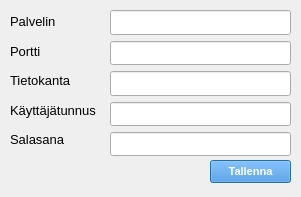
First picture: the form in settingsDialog.ui, repository katalav/Autolainaus, before the edit.
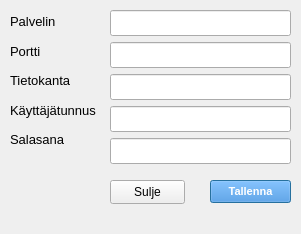
Second picture: the form after the edit. Icons and pictures are not drawn.

Commit message: Settings-dialogin muutokset 10.12

The edit to the form file:
```diff
--- a/settingsDialog.ui
+++ b/settingsDialog.ui
@@ -7,7 +7,7 @@
     <x>0</x>
     <y>0</y>
     <width>301</width>
-    <height>197</height>
+    <height>234</height>
    </rect>
   </property>
   <property name="windowTitle">
@@ -17,7 +17,7 @@
    <property name="geometry">
     <rect>
      <x>210</x>
-     <y>160</y>
+     <y>180</y>
      <width>81</width>
      <height>23</height>
     </rect>
@@ -25,7 +25,6 @@
    <property name="font">
     <font>
      <pointsize>8</pointsize>
-     <weight>75</weight>
      <bold>true</bold>
     </font>
    </property>
@@ -49,7 +48,7 @@
      <x>110</x>
      <y>10</y>
      <width>181</width>
-     <height>146</height>
+     <height>156</height>
     </rect>
    </property>
    <layout class="QVBoxLayout" name="verticalLayout">
@@ -112,7 +111,7 @@
        <string>&lt;html&gt;&lt;head/&gt;&lt;body&gt;&lt;p&gt;&lt;span style=&quot; font-size:10pt;&quot;&gt;Salasana&lt;/span&gt;&lt;/p&gt;&lt;/body&gt;&lt;/html&gt;</string>
       </property>
       <property name="echoMode">
-       <enum>QLineEdit::Password</enum>
+       <enum>QLineEdit::EchoMode::PasswordEchoOnEdit</enum>
       </property>
      </widget>
     </item>
@@ -190,6 +189,19 @@
     </item>
    </layout>
   </widget>
+  <widget class="QPushButton" name="closePushButton">
+   <property name="geometry">
+    <rect>
+     <x>110</x>
+     <y>180</y>
+     <width>75</width>
+     <height>24</height>
+    </rect>
+   </property>
+   <property name="text">
+    <string>Sulje</string>
+   </property>
+  </widget>
  </widget>
  <resources/>
  <connections/>
```
Left out of the diff: 3 changed lines with no effect on the pictures. The commit also changes 2 other files.
